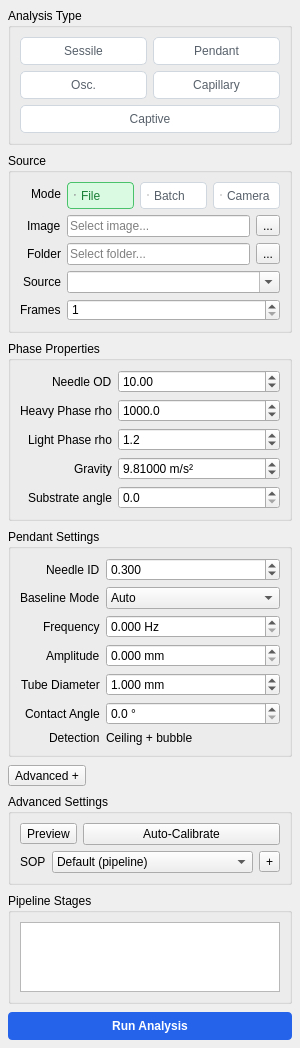
Old version of the form src/menipy/gui/views/setup_panel.ui in the repository carenaudo/Menipy.
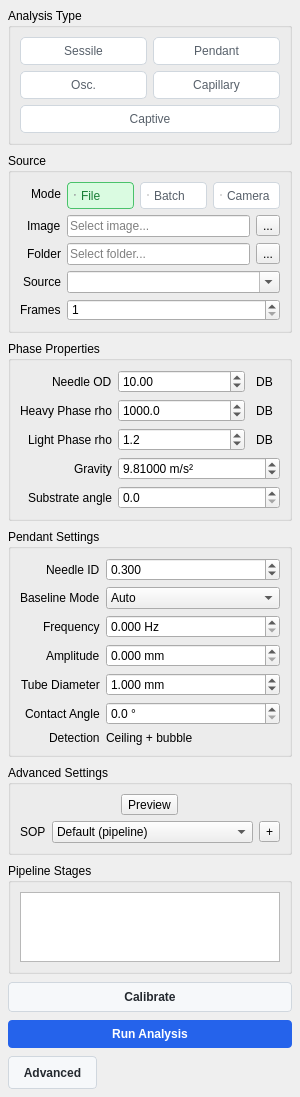
New version of the form.

Commit message: feat(gui): implement advanced workflow dialog and icon-based UI

Patch:
```diff
--- a/src/menipy/gui/views/setup_panel.ui
+++ b/src/menipy/gui/views/setup_panel.ui
@@ -196,6 +196,14 @@
        </widget>
       </item>
       <item row="0" column="1">
+       <widget class="QWidget" name="needleLengthField" native="true">
+        <layout class="QHBoxLayout" name="needleLengthFieldLayout">
+         <property name="leftMargin"><number>0</number></property>
+         <property name="topMargin"><number>0</number></property>
+         <property name="rightMargin"><number>0</number></property>
+         <property name="bottomMargin"><number>0</number></property>
+         <property name="spacing"><number>4</number></property>
+         <item>
        <widget class="QDoubleSpinBox" name="needleLengthSpin">
         <property name="minimum"><double>0.100000000000000</double></property>
         <property name="maximum"><double>100.000000000000000</double></property>
@@ -203,12 +211,30 @@
         <property name="decimals"><number>2</number></property>
        </widget>
       </item>
+         <item>
+          <widget class="QToolButton" name="needleDbBtn">
+           <property name="toolTip"><string>Select needle from database</string></property>
+           <property name="text"><string>DB</string></property>
+           <property name="autoRaise"><bool>true</bool></property>
+          </widget>
+         </item>
+        </layout>
+       </widget>
+      </item>
       <item row="1" column="0">
        <widget class="QLabel" name="dropDensityLabel">
         <property name="text"><string>Heavy Phase rho</string></property>
        </widget>
       </item>
       <item row="1" column="1">
+       <widget class="QWidget" name="dropDensityField" native="true">
+        <layout class="QHBoxLayout" name="dropDensityFieldLayout">
+         <property name="leftMargin"><number>0</number></property>
+         <property name="topMargin"><number>0</number></property>
+         <property name="rightMargin"><number>0</number></property>
+         <property name="bottomMargin"><number>0</number></property>
+         <property name="spacing"><number>4</number></property>
+         <item>
        <widget class="QDoubleSpinBox" name="dropDensitySpin">
         <property name="minimum"><double>500.000000000000000</double></property>
         <property name="maximum"><double>20000.000000000000000</double></property>
@@ -216,12 +242,30 @@
         <property name="decimals"><number>1</number></property>
        </widget>
       </item>
+         <item>
+          <widget class="QToolButton" name="dropDensityDbBtn">
+           <property name="toolTip"><string>Select heavy phase material from database</string></property>
+           <property name="text"><string>DB</string></property>
+           <property name="autoRaise"><bool>true</bool></property>
+          </widget>
+         </item>
+        </layout>
+       </widget>
+      </item>
       <item row="2" column="0">
        <widget class="QLabel" name="fluidDensityLabel">
         <property name="text"><string>Light Phase rho</string></property>
        </widget>
       </item>
       <item row="2" column="1">
+       <widget class="QWidget" name="fluidDensityField" native="true">
+        <layout class="QHBoxLayout" name="fluidDensityFieldLayout">
+         <property name="leftMargin"><number>0</number></property>
+         <property name="topMargin"><number>0</number></property>
+         <property name="rightMargin"><number>0</number></property>
+         <property name="bottomMargin"><number>0</number></property>
+         <property name="spacing"><number>4</number></property>
+         <item>
        <widget class="QDoubleSpinBox" name="fluidDensitySpin">
         <property name="minimum"><double>1.000000000000000</double></property>
         <property name="maximum"><double>2000.000000000000000</double></property>
@@ -229,6 +273,16 @@
         <property name="decimals"><number>1</number></property>
        </widget>
       </item>
+         <item>
+          <widget class="QToolButton" name="fluidDensityDbBtn">
+           <property name="toolTip"><string>Select light phase material from database</string></property>
+           <property name="text"><string>DB</string></property>
+           <property name="autoRaise"><bool>true</bool></property>
+          </widget>
+         </item>
+        </layout>
+       </widget>
+      </item>
       <item row="3" column="0">
        <widget class="QLabel" name="gravityLabel">
         <property name="text"><string>Gravity</string></property>
@@ -361,13 +415,6 @@
      </layout>
     </widget>
    </item>
-   <item>
-    <widget class="QToolButton" name="advancedToggleBtn">
-     <property name="text"><string>Advanced +</string></property>
-     <property name="checkable"><bool>true</bool></property>
-     <property name="toolButtonStyle"><enum>Qt::ToolButtonTextOnly</enum></property>
-    </widget>
-   </item>
    <item>
     <widget class="QGroupBox" name="sopGroup">
      <property name="title"><string>Advanced Settings</string></property>
@@ -380,12 +427,6 @@
           <property name="text"><string>Preview</string></property>
          </widget>
         </item>
-        <item>
-         <widget class="QPushButton" name="autoCalibrateBtn">
-          <property name="toolTip"><string>Automatically detect ROI, needle, and substrate regions</string></property>
-          <property name="text"><string>Auto-Calibrate</string></property>
-         </widget>
-        </item>
        </layout>
       </item>
       <item>
@@ -436,6 +477,17 @@
      </layout>
     </widget>
    </item>
+  <item>
+    <widget class="QPushButton" name="autoCalibrateBtn">
+     <property name="toolTip"><string>Automatically detect ROI, needle, and substrate regions</string></property>
+     <property name="text"><string>Calibrate</string></property>
+     <property name="styleSheet">
+      <string notr="true">QPushButton { background-color: #F6F8FA; color: #24292F; border: 1px solid #D0D7DE; border-radius: 4px; padding: 7px 10px; font-weight: 600; }
+QPushButton:hover { background-color: #EEF2F6; border-color: #AFB8C1; }
+QPushButton:disabled { color: #8C959F; background-color: #F6F8FA; }</string>
+     </property>
+    </widget>
+   </item>
    <item>
     <widget class="QPushButton" name="runAllBtn">
      <property name="text"><string>Run Analysis</string></property>
@@ -446,6 +498,17 @@
      </property>
     </widget>
    </item>
+   <item>
+    <widget class="QToolButton" name="advancedToggleBtn">
+     <property name="text"><string>Advanced</string></property>
+     <property name="checkable"><bool>false</bool></property>
+     <property name="toolButtonStyle"><enum>Qt::ToolButtonTextBesideIcon</enum></property>
+     <property name="styleSheet">
+      <string notr="true">QToolButton { background-color: #F6F8FA; color: #24292F; border: 1px solid #D0D7DE; border-radius: 4px; padding: 7px 10px; font-weight: 600; }
+QToolButton:hover { background-color: #EEF2F6; border-color: #AFB8C1; }</string>
+     </property>
+    </widget>
+   </item>
    <item>
     <spacer name="spacerBottom">
      <property name="orientation"><enum>Qt::Vertical</enum></property>
```
Lines whose indentation alone changed are shown as unchanged. The commit also changes 39 other files.
